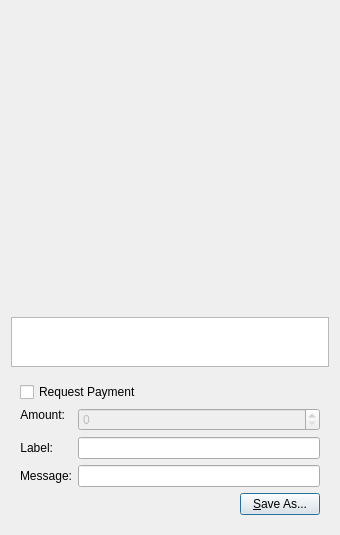
Old version of the form src/qt/forms/qrcodedialog.ui in the repository scificryptocoin/Federation-Credits.
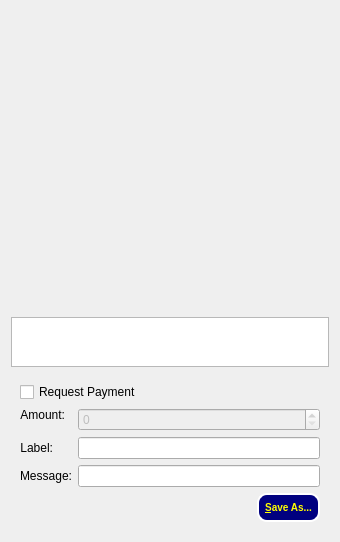
New version of the form. Custom widgets are drawn as their Qt base class.

Diff of the .ui file:
```diff
--- a/src/qt/forms/qrcodedialog.ui
+++ b/src/qt/forms/qrcodedialog.ui
@@ -171,6 +171,9 @@
         </item>
         <item>
          <widget class="QPushButton" name="btnSaveAs">
+          <property name="styleSheet">
+           <string notr="true">QPushButton { background : #00007F ;border-radius:10px; border-color: white; color: yellow;  border-style: solid; border-width: 2px;font: bold 10px;min-width: 5em; padding: 6px;}</string>
+          </property>
           <property name="text">
            <string>&amp;Save As...</string>
           </property>
```
Left out of the diff: 1 changed line with no effect on the pictures.
